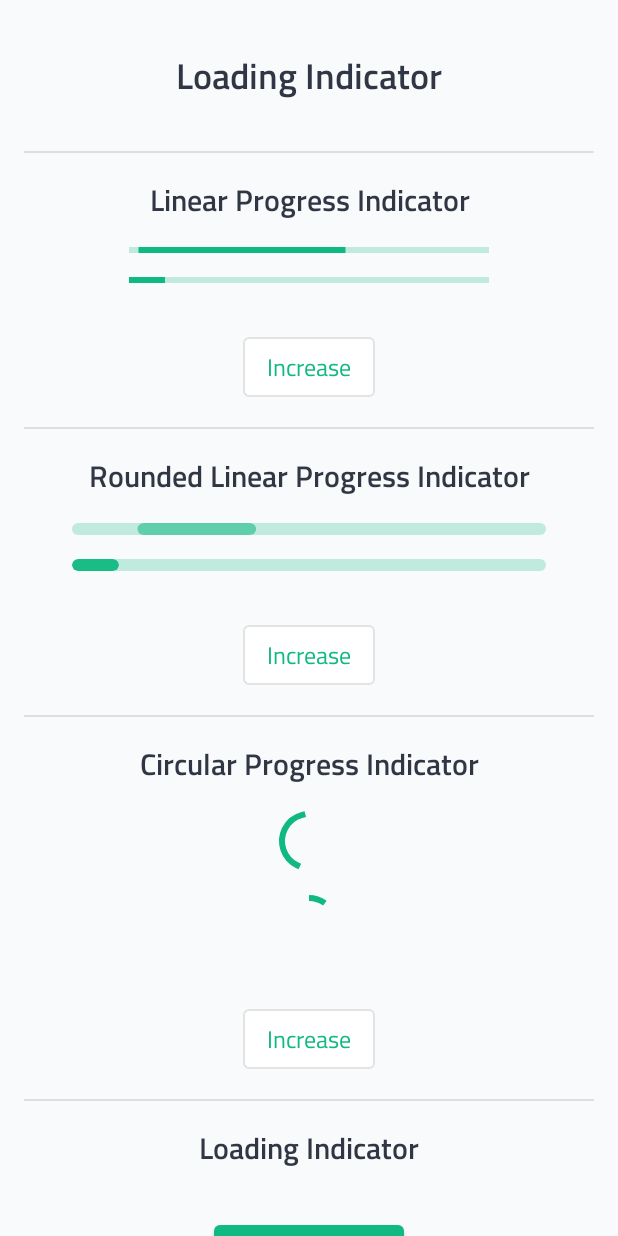
After one commit to ImaginativeShohag/Why-Not-Compose, an Android app built with Jetpack Compose: the LoadingIndicatorScreen screen opened through its navigation route, on a phone screen of 412 x 824 dp. The commit adds this screen. Run offline under Robolectric (Android 15) with nearby library versions, the phone set to English and light mode, and no system bars; our stand-ins replace accompanist; Roboto replaces fonts that are not available here.

Commit message:
Loading Indicator added

```diff
--- a/app/build.gradle
+++ b/app/build.gradle
@@ -57,6 +57,7 @@ android {
         // Enable experimental coroutines APIs, including Flow
         freeCompilerArgs += '-Xopt-in=kotlin.Experimental'
         freeCompilerArgs += '-Xopt-in=androidx.compose.material.ExperimentalMaterialApi'
+        freeCompilerArgs += '-Xopt-in=androidx.compose.animation.ExperimentalAnimationApi'
     }
 
     buildFeatures {
--- a/app/src/main/java/org/imaginativeworld/whynotcompose/ui/screens/NavGraphMain.kt
+++ b/app/src/main/java/org/imaginativeworld/whynotcompose/ui/screens/NavGraphMain.kt
@@ -17,6 +17,7 @@ import org.imaginativeworld.whynotcompose.ui.screens.composition.card.CardScreen
 import org.imaginativeworld.whynotcompose.ui.screens.composition.checkbox.CheckBoxScreen
 import org.imaginativeworld.whynotcompose.ui.screens.composition.dropdown.DropDownMenuScreen
 import org.imaginativeworld.whynotcompose.ui.screens.composition.index.CompositionIndexScreen
+import org.imaginativeworld.whynotcompose.ui.screens.composition.loadingindicator.LoadingIndicatorScreen
 import org.imaginativeworld.whynotcompose.ui.screens.composition.radiobutton.RadioButtonScreen
 import org.imaginativeworld.whynotcompose.ui.screens.composition.switch.SwitchScreen
 import org.imaginativeworld.whynotcompose.ui.screens.home.index.HomeIndexScreen
@@ -49,7 +50,7 @@ sealed class CompositionsScreen(val route: String) {
     object CompositionsDialog : CompositionsScreen("composition/dialog")
     object CompositionsDropDownMenu : CompositionsScreen("composition/dropdownmenu")
     object CompositionsList : CompositionsScreen("composition/list")
-    object CompositionsLoading : CompositionsScreen("composition/loading")
+    object CompositionsLoadingIndicator : CompositionsScreen("composition/loadingindicator")
     object CompositionsRadioButton : CompositionsScreen("composition/radiobutton")
     object CompositionsSnackbar : CompositionsScreen("composition/snackbar")
     object CompositionsSwitch : CompositionsScreen("composition/switch")
@@ -166,8 +167,8 @@ private fun NavGraphBuilder.addCompositionScreens(
             BlankScreen()
         }
 
-        composable(CompositionsScreen.CompositionsLoading.route) {
-            BlankScreen()
+        composable(CompositionsScreen.CompositionsLoadingIndicator.route) {
+            LoadingIndicatorScreen()
         }
 
         composable(CompositionsScreen.CompositionsRadioButton.route) {
--- a/app/src/main/java/org/imaginativeworld/whynotcompose/ui/screens/composition/button/ButtonScreen.kt
+++ b/app/src/main/java/org/imaginativeworld/whynotcompose/ui/screens/composition/button/ButtonScreen.kt
@@ -28,6 +28,8 @@ import androidx.compose.ui.unit.sp
 import org.imaginativeworld.whynotcompose.R
 import org.imaginativeworld.whynotcompose.ui.screens.AppComponent
 import org.imaginativeworld.whynotcompose.ui.theme.AppTheme
+
+private val ELEMENT_HEIGHT = 48.dp
 
 @Composable
 fun defaultButtonBackgroundBrush(
@@ -75,8 +77,27 @@ fun ButtonScreenSkeleton() {
 
             Button(onClick = { /* Do something! */ }) {
                 Text(
-                    "Button",
-                    color = Color.White
+                    "Button"
+                )
+            }
+
+            // ----------------------------------------------------------------
+
+            AppComponent.MediumSpacer()
+
+            OutlinedButton(onClick = { /* Do something! */ }) {
+                Text(
+                    "Outlined Button"
+                )
+            }
+
+            // ----------------------------------------------------------------
+
+            AppComponent.MediumSpacer()
+
+            TextButton(onClick = { /* Do something! */ }) {
+                Text(
+                    "Text Button"
                 )
             }
 
--- a/app/src/main/java/org/imaginativeworld/whynotcompose/ui/screens/composition/index/CompositionList.kt
+++ b/app/src/main/java/org/imaginativeworld/whynotcompose/ui/screens/composition/index/CompositionList.kt
@@ -41,8 +41,8 @@ data class Composition(
                 route = CompositionsScreen.CompositionsList,
             ),
             Composition(
-                name = "Loading",
-                route = CompositionsScreen.CompositionsLoading,
+                name = "Loading Indicator",
+                route = CompositionsScreen.CompositionsLoadingIndicator,
             ),
             Composition(
                 name = "Radio Button",
--- /dev/null
+++ b/app/src/main/java/org/imaginativeworld/whynotcompose/ui/screens/composition/loadingindicator/LoadingIndicatorScreen.kt
@@ -0,0 +1,386 @@
+package org.imaginativeworld.whynotcompose.ui.screens.composition.loadingindicator
+
+import androidx.compose.animation.*
+import androidx.compose.animation.core.*
+import androidx.compose.foundation.background
+import androidx.compose.foundation.layout.*
+import androidx.compose.foundation.progressSemantics
+import androidx.compose.foundation.rememberScrollState
+import androidx.compose.foundation.shape.CircleShape
+import androidx.compose.foundation.shape.RoundedCornerShape
+import androidx.compose.foundation.verticalScroll
+import androidx.compose.material.*
+import androidx.compose.runtime.*
+import androidx.compose.ui.Alignment
+import androidx.compose.ui.Modifier
+import androidx.compose.ui.draw.clip
+import androidx.compose.ui.graphics.Color
+import androidx.compose.ui.graphics.graphicsLayer
+import androidx.compose.ui.tooling.preview.Preview
+import androidx.compose.ui.unit.Dp
+import androidx.compose.ui.unit.dp
+import androidx.compose.ui.unit.sp
+import kotlinx.coroutines.delay
+import org.imaginativeworld.whynotcompose.ui.screens.AppComponent
+import org.imaginativeworld.whynotcompose.ui.theme.AppTheme
+
+@Composable
+fun LoadingIndicatorScreen() {
+    LoadingIndicatorScreenSkeleton()
+}
+
+@Preview
+@Composable
+fun LoadingIndicatorScreenSkeletonPreview() {
+    AppTheme {
+        LoadingIndicatorScreenSkeleton()
+    }
+}
+
+@Composable
+fun LoadingIndicatorScreenSkeleton() {
+
+    var showLoading by remember { mutableStateOf(false) }
+
+    Scaffold(Modifier.fillMaxSize()) {
+        Column(
+            Modifier
+                .fillMaxSize()
+                .verticalScroll(rememberScrollState())
+                .padding(start = 16.dp, end = 16.dp)
+        ) {
+            AppComponent.Header("Loading Indicator")
+
+            // ----------------------------------------------------------------
+            // ----------------------------------------------------------------
+
+            Divider()
+
+            AppComponent.SubHeader("Linear Progress Indicator")
+
+            // ----------------------------------------------------------------
+
+            Column(
+                modifier = Modifier.fillMaxWidth(),
+                horizontalAlignment = Alignment.CenterHorizontally
+            ) {
+                LinearProgressIndicator()
+            }
+
+            // ----------------------------------------------------------------
+
+            AppComponent.MediumSpacer()
+
+            var progress1 by remember { mutableStateOf(0.1f) }
+            val animatedProgress1 by animateFloatAsState(
+                targetValue = progress1,
+                animationSpec = ProgressIndicatorDefaults.ProgressAnimationSpec
+            )
+
+            Column(
+                modifier = Modifier.fillMaxWidth(),
+                horizontalAlignment = Alignment.CenterHorizontally
+            ) {
+                LinearProgressIndicator(progress = animatedProgress1)
+
+                Spacer(Modifier.requiredHeight(32.dp))
+
+                OutlinedButton(
+                    onClick = {
+                        if (progress1 < 1f) progress1 += 0.1f
+                    }
+                ) {
+                    Text("Increase")
+                }
+            }
+
+            // ----------------------------------------------------------------
+            // ----------------------------------------------------------------
+
+            AppComponent.MediumSpacer()
+
+            Divider()
+
+            AppComponent.SubHeader("Rounded Linear Progress Indicator")
+
+            // ----------------------------------------------------------------
+
+            RoundedLinearProgressIndicator()
+
+            // ----------------------------------------------------------------
+
+            AppComponent.MediumSpacer()
+
+            var progress3 by remember { mutableStateOf(0.1f) }
+            val animatedProgress3 by animateFloatAsState(
+                targetValue = progress3,
+                animationSpec = ProgressIndicatorDefaults.ProgressAnimationSpec
+            )
+
+            Column(
+                modifier = Modifier.fillMaxWidth(),
+                horizontalAlignment = Alignment.CenterHorizontally
+            ) {
+                RoundedLinearProgressIndicator(progress = animatedProgress3)
+
+                Spacer(Modifier.requiredHeight(32.dp))
+
+                OutlinedButton(
+                    onClick = {
+                        if (progress3 < 1f) progress3 += 0.1f
+                    }
+                ) {
+                    Text("Increase")
+                }
+            }
+
+            // ----------------------------------------------------------------
+            // ----------------------------------------------------------------
+
+            AppComponent.MediumSpacer()
+
+            Divider()
+
+            AppComponent.SubHeader("Circular Progress Indicator")
+
+            // ----------------------------------------------------------------
+
+            Column(
+                modifier = Modifier.fillMaxWidth(),
+                horizontalAlignment = Alignment.CenterHorizontally
+            ) {
+                CircularProgressIndicator()
+            }
+
+            // ----------------------------------------------------------------
+
+            AppComponent.MediumSpacer()
+
+            var progress2 by remember { mutableStateOf(0.1f) }
+            val animatedProgress2 by animateFloatAsState(
+                targetValue = progress2,
+                animationSpec = ProgressIndicatorDefaults.ProgressAnimationSpec
+            )
+
+            Column(
+                modifier = Modifier.fillMaxWidth(),
+                horizontalAlignment = Alignment.CenterHorizontally
+            ) {
+                CircularProgressIndicator(progress = animatedProgress2)
+
+                Spacer(Modifier.requiredHeight(32.dp))
+
+                OutlinedButton(
+                    onClick = {
+                        if (progress2 < 1f) progress2 += 0.1f
+                    }
+                ) {
+                    Text("Increase")
+                }
+
+            }
+
+            // ----------------------------------------------------------------
+            // ----------------------------------------------------------------
+
+            AppComponent.MediumSpacer()
+
+            Divider()
+
+            AppComponent.SubHeader("Loading Indicator")
+
+            // ----------------------------------------------------------------
+
+            AppComponent.MediumSpacer()
+
+            // Auto hide the loading.
+            LaunchedEffect(showLoading) {
+                if (showLoading) {
+                    delay(3000)
+
+                    showLoading = false
+                }
+            }
+
+            Button(
+                modifier = Modifier.align(Alignment.CenterHorizontally),
+                onClick = {
+                    showLoading = true
+                }) {
+                Text("Show Loading")
+            }
+
+            // ----------------------------------------------------------------
+
+            AppComponent.BigSpacer()
+
+        }
+
+        FullscreenLoadingIndicator(
+            show = showLoading
+        )
+    }
+}
+
+@Preview
+@Composable
+fun LoadingIndicatorPreview() {
+    AppTheme {
+        FullscreenLoadingIndicator(
+            show = true
+        )
+    }
+}
+
+@Composable
+fun FullscreenLoadingIndicator(
+    show: Boolean = true
+) {
+    AnimatedVisibility(
+        visible = show,
+        enter = fadeIn(),
+        exit = fadeOut()
+    ) {
+
+        Box(
+            Modifier
+                .fillMaxSize()
+                .background(Color.Black.copy(alpha = .6f))
+        ) {
+            Card(
+                Modifier
+                    .size(200.dp, 180.dp)
+                    .align(Alignment.Center),
+                shape = RoundedCornerShape(8.dp),
+                elevation = 8.dp
+            ) {
+                Column(
+                    Modifier.fillMaxSize(),
+                    horizontalAlignment = Alignment.CenterHorizontally,
+                    verticalArrangement = Arrangement.Center
+                ) {
+                    CircularProgressIndicator(
+                        Modifier.size(76.dp),
+                        strokeWidth = 8.dp
+                    )
+
+                    Text(
+                        modifier = Modifier.padding(top = 16.dp),
+                        text = "Loading...",
+                        fontSize = 26.sp
+                    )
+                }
+            }
+        }
+
+    }
+}
+
+@Composable
+private fun RoundedLinearProgressIndicator(
+    /*@FloatRange(from = 0.0, to = 1.0)*/
+    progress: Float,
+    modifier: Modifier = Modifier,
+    height: Dp = 8.dp,
+    color: Color = MaterialTheme.colors.primary,
+    backgroundColor: Color = color.copy(alpha = ProgressIndicatorDefaults.IndicatorBackgroundOpacity)
+) {
+    val infiniteTransition = rememberInfiniteTransition()
+    val animatedColor by infiniteTransition.animateColor(
+        initialValue = color,
+        targetValue = color.copy(alpha = .75f),
+        animationSpec = infiniteRepeatable(
+            animation = tween(1000, easing = LinearEasing),
+            repeatMode = RepeatMode.Reverse
+        )
+    )
+
+    val animatedProgress by animateFloatAsState(
+        targetValue = progress,
+        animationSpec = ProgressIndicatorDefaults.ProgressAnimationSpec
+    )
+
+    Box(
+        modifier
+            .progressSemantics(progress)
+            .fillMaxWidth()
+    ) {
+
+        Row(
+            Modifier
+                .align(Alignment.Center)
+                .fillMaxWidth()
+                .height(height)
+                .padding(start = 32.dp, end = 32.dp)
+                .background(backgroundColor, CircleShape)
+        ) {
+            BoxWithConstraints {
+                Box(
+                    Modifier
+                        .fillMaxHeight()
+                        .clip(CircleShape)
+                        .animateContentSize()
+                        .width(maxWidth * animatedProgress)
+                        .background(animatedColor, CircleShape)
+                )
+            }
+        }
+
+    }
+}
+
+@Composable
+private fun RoundedLinearProgressIndicator(
+    modifier: Modifier = Modifier,
+    height: Dp = 8.dp,
+    color: Color = MaterialTheme.colors.primary,
+    backgroundColor: Color = color.copy(alpha = ProgressIndicatorDefaults.IndicatorBackgroundOpacity)
+) {
+    val infiniteTransition = rememberInfiniteTransition()
+    val animatedColor by infiniteTransition.animateColor(
+        initialValue = color,
+        targetValue = color.copy(alpha = .5f),
+        animationSpec = infiniteRepeatable(
+            animation = tween(768, easing = LinearEasing),
+            repeatMode = RepeatMode.Reverse
+        )
+    )
+
+    val animTranslationX by infiniteTransition.animateFloat(
+        initialValue = 0f,
+        targetValue = .75f,
+        animationSpec = infiniteRepeatable(
+            animation = tween(1024, easing = LinearEasing),
+            repeatMode = RepeatMode.Reverse
+        )
+    )
+
+    Box(
+        modifier
+            .fillMaxWidth()
+    ) {
+
+        Row(
+            Modifier
+                .align(Alignment.Center)
+                .fillMaxWidth()
+                .height(height)
+                .padding(start = 32.dp, end = 32.dp)
+                .background(backgroundColor, CircleShape)
+        ) {
+            BoxWithConstraints {
+                Box(
+                    Modifier
+                        .graphicsLayer {
+                            translationX = (maxWidth * animTranslationX).toPx()
+                        }
+                        .fillMaxHeight()
+                        .clip(CircleShape)
+                        .width(maxWidth * .25f)
+                        .background(animatedColor, CircleShape)
+                )
+            }
+        }
+
+    }
+}
--- a/app/src/main/java/org/imaginativeworld/whynotcompose/ui/theme/Theme.kt
+++ b/app/src/main/java/org/imaginativeworld/whynotcompose/ui/theme/Theme.kt
@@ -31,8 +31,8 @@ private val LightColorPalette = lightColors(
     surface = Color.White,
     error = TailwindCSSColor.Red500,
 
-    onPrimary = TailwindCSSColor.Gray900,
-    onSecondary = TailwindCSSColor.Gray900,
+    onPrimary = TailwindCSSColor.Gray50,
+    onSecondary = TailwindCSSColor.Gray50,
     onBackground = TailwindCSSColor.Gray900,
     onSurface = TailwindCSSColor.Gray900,
 )
```
